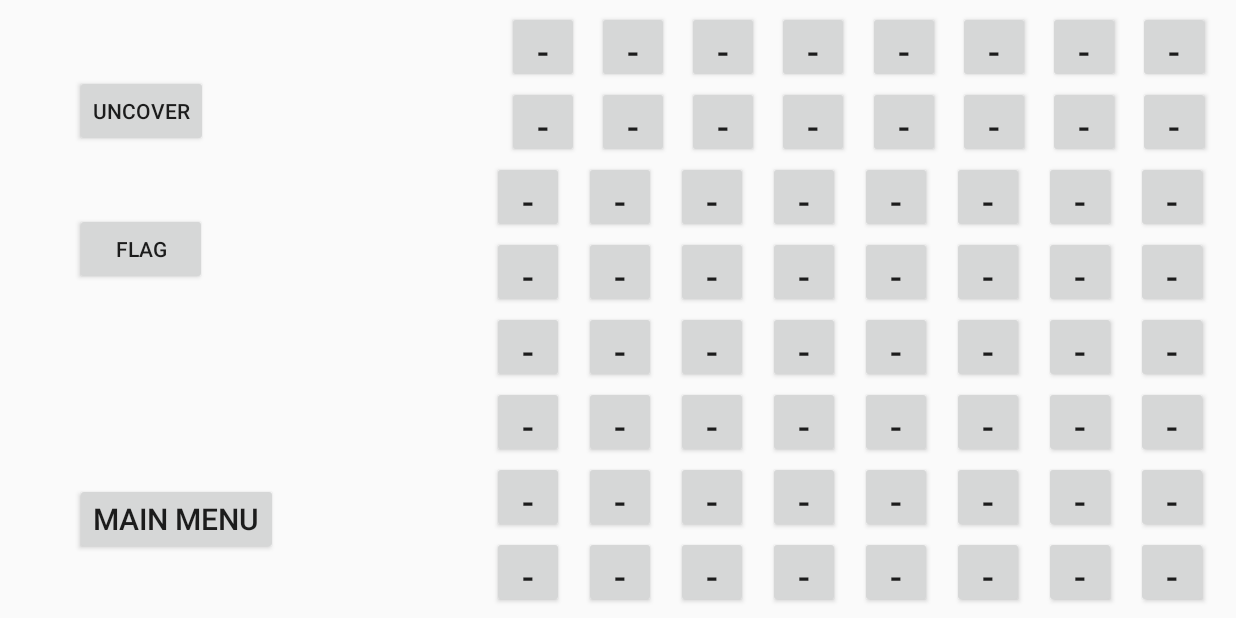
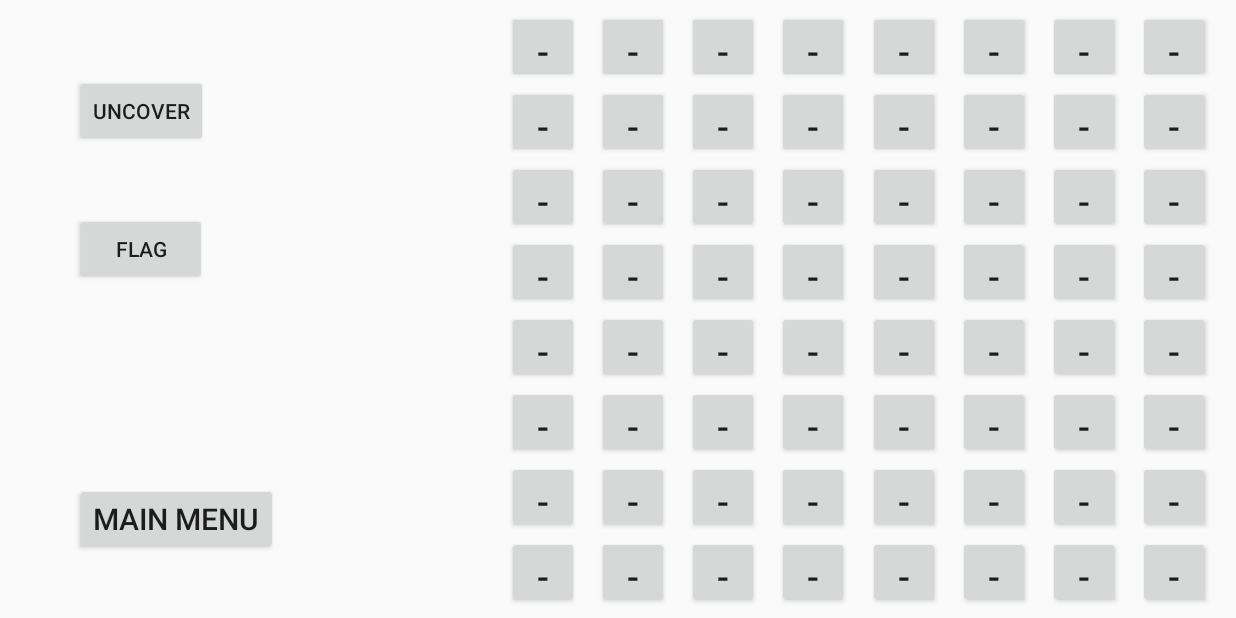
Before and after one commit to joeandr802/JoeFreyjaVCUCMSC355, an Android app: the Play screen opened directly, with no data from a screen before it, on a phone screen of 824 x 412 dp (held sideways). Run offline under Robolectric (Android 15) with nearby library versions, the phone set to English and light mode, and no system bars.

Commit message:
Fixed constraints; solved an arrayOutOfBounds crash and an infinite recursion crash.

```diff
--- a/app/src/main/res/layout/activity_play.xml
+++ b/app/src/main/res/layout/activity_play.xml
@@ -14,6 +14,7 @@
         android:layout_marginTop="2dp"
         android:text="-"
         android:textSize="24sp"
+        app:layout_constraintBottom_toTopOf="@+id/tile46"
         app:layout_constraintEnd_toStartOf="@+id/tile55"
         app:layout_constraintStart_toEndOf="@+id/tile35"
         app:layout_constraintTop_toBottomOf="@+id/tile44" />
@@ -26,6 +27,7 @@
         android:layout_marginTop="2dp"
         android:text="-"
         android:textSize="24sp"
+        app:layout_constraintBottom_toTopOf="@+id/tile56"
         app:layout_constraintEnd_toStartOf="@+id/tile65"
         app:layout_constraintStart_toEndOf="@+id/tile45"
         app:layout_constraintTop_toBottomOf="@+id/tile54" />
@@ -39,6 +41,7 @@
         android:layout_marginEnd="7dp"
         android:text="-"
         android:textSize="24sp"
+        app:layout_constraintBottom_toTopOf="@+id/tile76"
         app:layout_constraintEnd_toEndOf="parent"
         app:layout_constraintStart_toEndOf="@+id/tile65"
         app:layout_constraintTop_toBottomOf="@+id/tile74" />
@@ -51,6 +54,7 @@
         android:layout_marginTop="2dp"
         android:text="-"
         android:textSize="24sp"
+        app:layout_constraintBottom_toTopOf="@+id/tile47"
         app:layout_constraintEnd_toStartOf="@+id/tile56"
         app:layout_constraintStart_toEndOf="@+id/tile36"
         app:layout_constraintTop_toBottomOf="@+id/tile45" />
@@ -63,6 +67,7 @@
         android:layout_marginTop="2dp"
         android:text="-"
         android:textSize="24sp"
+        app:layout_constraintBottom_toTopOf="@+id/tile57"
         app:layout_constraintEnd_toStartOf="@+id/tile66"
         app:layout_constraintStart_toEndOf="@+id/tile46"
         app:layout_constraintTop_toBottomOf="@+id/tile55" />
@@ -76,6 +81,7 @@
         android:layout_marginEnd="7dp"
         android:text="-"
         android:textSize="24sp"
+        app:layout_constraintBottom_toTopOf="@+id/tile77"
         app:layout_constraintEnd_toEndOf="parent"
         app:layout_constraintStart_toEndOf="@+id/tile66"
         app:layout_constraintTop_toBottomOf="@+id/tile75" />
@@ -115,8 +121,10 @@
         android:layout_marginStart="2dp"
         android:layout_marginTop="2dp"
         android:layout_marginEnd="7dp"
+        android:layout_marginBottom="7dp"
         android:text="-"
         android:textSize="24sp"
+        app:layout_constraintBottom_toBottomOf="parent"
         app:layout_constraintEnd_toEndOf="parent"
         app:layout_constraintStart_toEndOf="@+id/tile67"
         app:layout_constraintTop_toBottomOf="@+id/tile76" />
@@ -169,8 +177,10 @@
         android:layout_height="48dp"
         android:layout_marginStart="2dp"
         android:layout_marginTop="2dp"
+        android:layout_marginBottom="7dp"
         android:text="-"
         android:textSize="24sp"
+        app:layout_constraintBottom_toBottomOf="parent"
         app:layout_constraintEnd_toStartOf="@+id/tile77"
         app:layout_constraintStart_toEndOf="@+id/tile57"
         app:layout_constraintTop_toBottomOf="@+id/tile66" />
@@ -183,6 +193,7 @@
         android:layout_marginTop="2dp"
         android:text="-"
         android:textSize="24sp"
+        app:layout_constraintBottom_toTopOf="@+id/tile37"
         app:layout_constraintEnd_toStartOf="@+id/tile46"
         app:layout_constraintStart_toEndOf="@+id/tile26"
         app:layout_constraintTop_toBottomOf="@+id/tile35" />
@@ -195,6 +206,7 @@
         android:layout_marginTop="2dp"
         android:text="-"
         android:textSize="24sp"
+        app:layout_constraintBottom_toTopOf="@+id/tile27"
         app:layout_constraintEnd_toStartOf="@+id/tile36"
         app:layout_constraintStart_toEndOf="@+id/tile16"
         app:layout_constraintTop_toBottomOf="@+id/tile25" />
@@ -207,6 +219,7 @@
         android:layout_marginTop="2dp"
         android:text="-"
         android:textSize="24sp"
+        app:layout_constraintBottom_toTopOf="@+id/tile17"
         app:layout_constraintEnd_toStartOf="@+id/tile26"
         app:layout_constraintStart_toEndOf="@+id/tile06"
         app:layout_constraintTop_toBottomOf="@+id/tile15" />
@@ -219,6 +232,7 @@
         android:layout_marginTop="2dp"
         android:text="-"
         android:textSize="24sp"
+        app:layout_constraintBottom_toTopOf="@+id/tile67"
         app:layout_constraintEnd_toStartOf="@+id/tile76"
         app:layout_constraintStart_toEndOf="@+id/tile56"
         app:layout_constraintTop_toBottomOf="@+id/tile65" />
@@ -231,6 +245,7 @@
         android:layout_marginTop="2dp"
         android:text="-"
         android:textSize="24sp"
+        app:layout_constraintBottom_toTopOf="@+id/tile36"
         app:layout_constraintEnd_toStartOf="@+id/tile45"
         app:layout_constraintStart_toEndOf="@+id/tile25"
         app:layout_constraintTop_toBottomOf="@+id/tile34" />
@@ -243,6 +258,7 @@
         android:layout_marginTop="2dp"
         android:text="-"
         android:textSize="24sp"
+        app:layout_constraintBottom_toTopOf="@+id/tile26"
         app:layout_constraintEnd_toStartOf="@+id/tile35"
         app:layout_constraintStart_toEndOf="@+id/tile15"
         app:layout_constraintTop_toBottomOf="@+id/tile24" />
@@ -255,6 +271,7 @@
         android:layout_marginTop="2dp"
         android:text="-"
         android:textSize="24sp"
+        app:layout_constraintBottom_toTopOf="@+id/tile16"
         app:layout_constraintEnd_toStartOf="@+id/tile25"
         app:layout_constraintStart_toEndOf="@+id/tile05"
         app:layout_constraintTop_toBottomOf="@+id/tile14" />
@@ -267,6 +284,7 @@
         android:layout_marginTop="2dp"
         android:text="-"
         android:textSize="24sp"
+        app:layout_constraintBottom_toTopOf="@+id/tile66"
         app:layout_constraintEnd_toStartOf="@+id/tile75"
         app:layout_constraintStart_toEndOf="@+id/tile55"
         app:layout_constraintTop_toBottomOf="@+id/tile64" />
@@ -279,6 +297,7 @@
         android:layout_marginTop="2dp"
         android:text="-"
         android:textSize="24sp"
+        app:layout_constraintBottom_toTopOf="@+id/tile45"
         app:layout_constraintEnd_toStartOf="@+id/tile54"
         app:layout_constraintStart_toEndOf="@+id/tile34"
         app:layout_constraintTop_toBottomOf="@+id/tile43" />
@@ -291,6 +310,7 @@
         android:layout_marginTop="2dp"
         android:text="-"
         android:textSize="24sp"
+        app:layout_constraintBottom_toTopOf="@+id/tile55"
         app:layout_constraintEnd_toStartOf="@+id/tile64"
         app:layout_constraintStart_toEndOf="@+id/tile44"
         app:layout_constraintTop_toBottomOf="@+id/tile53" />
@@ -304,6 +324,7 @@
         android:layout_marginEnd="7dp"
         android:text="-"
         android:textSize="24sp"
+        app:layout_constraintBottom_toTopOf="@+id/tile75"
         app:layout_constraintEnd_toEndOf="parent"
         app:layout_constraintStart_toEndOf="@+id/tile64"
         app:layout_constraintTop_toBottomOf="@+id/tile73" />
@@ -316,6 +337,7 @@
         android:layout_marginTop="2dp"
         android:text="-"
         android:textSize="24sp"
+        app:layout_constraintBottom_toTopOf="@+id/tile35"
         app:layout_constraintEnd_toStartOf="@+id/tile44"
         app:layout_constraintStart_toEndOf="@+id/tile24"
         app:layout_constraintTop_toBottomOf="@+id/tile33" />
@@ -328,6 +350,7 @@
         android:layout_marginTop="2dp"
         android:text="-"
         android:textSize="24sp"
+        app:layout_constraintBottom_toTopOf="@+id/tile25"
         app:layout_constraintEnd_toStartOf="@+id/tile34"
         app:layout_constraintStart_toEndOf="@+id/tile14"
         app:layout_constraintTop_toBottomOf="@+id/tile23" />
@@ -340,6 +363,7 @@
         android:layout_marginTop="2dp"
         android:text="-"
         android:textSize="24sp"
+        app:layout_constraintBottom_toTopOf="@+id/tile15"
         app:layout_constraintEnd_toStartOf="@+id/tile24"
         app:layout_constraintStart_toEndOf="@+id/tile04"
         app:layout_constraintTop_toBottomOf="@+id/tile13" />
@@ -352,6 +376,7 @@
         android:layout_marginTop="2dp"
         android:text="-"
         android:textSize="24sp"
+        app:layout_constraintBottom_toTopOf="@+id/tile65"
         app:layout_constraintEnd_toStartOf="@+id/tile74"
         app:layout_constraintStart_toEndOf="@+id/tile54"
         app:layout_constraintTop_toBottomOf="@+id/tile63" />
@@ -364,6 +389,7 @@
         android:layout_marginTop="2dp"
         android:text="-"
         android:textSize="24sp"
+        app:layout_constraintBottom_toTopOf="@+id/tile44"
         app:layout_constraintEnd_toStartOf="@+id/tile53"
         app:layout_constraintStart_toEndOf="@+id/tile33"
         app:layout_constraintTop_toBottomOf="@+id/tile42" />
@@ -376,6 +402,7 @@
         android:layout_marginTop="2dp"
         android:text="-"
         android:textSize="24sp"
+        app:layout_constraintBottom_toTopOf="@+id/tile54"
         app:layout_constraintEnd_toStartOf="@+id/tile63"
         app:layout_constraintStart_toEndOf="@+id/tile43"
         app:layout_constraintTop_toBottomOf="@+id/tile52" />
@@ -389,6 +416,7 @@
         android:layout_marginEnd="7dp"
         android:text="-"
         android:textSize="24sp"
+        app:layout_constraintBottom_toTopOf="@+id/tile74"
         app:layout_constraintEnd_toEndOf="parent"
         app:layout_constraintStart_toEndOf="@+id/tile63"
         app:layout_constraintTop_toBottomOf="@+id/tile72" />
@@ -401,6 +429,7 @@
         android:layout_marginTop="2dp"
         android:text="-"
         android:textSize="24sp"
+        app:layout_constraintBottom_toTopOf="@+id/tile34"
         app:layout_constraintEnd_toStartOf="@+id/tile43"
         app:layout_constraintStart_toEndOf="@+id/tile23"
         app:layout_constraintTop_toBottomOf="@+id/tile32" />
@@ -413,6 +442,7 @@
         android:layout_marginTop="2dp"
         android:text="-"
         android:textSize="24sp"
+        app:layout_constraintBottom_toTopOf="@+id/tile24"
         app:layout_constraintEnd_toStartOf="@+id/tile33"
         app:layout_constraintStart_toEndOf="@+id/tile13"
         app:layout_constraintTop_toBottomOf="@+id/tile22" />
@@ -425,6 +455,7 @@
         android:layout_marginTop="2dp"
         android:text="-"
         android:textSize="24sp"
+        app:layout_constraintBottom_toTopOf="@+id/tile14"
         app:layout_constraintEnd_toStartOf="@+id/tile23"
         app:layout_constraintStart_toEndOf="@+id/tile03"
         app:layout_constraintTop_toBottomOf="@+id/tile12" />
@@ -437,6 +468,7 @@
         android:layout_marginTop="2dp"
         android:text="-"
         android:textSize="24sp"
+        app:layout_constraintBottom_toTopOf="@+id/tile64"
         app:layout_constraintEnd_toStartOf="@+id/tile73"
         app:layout_constraintStart_toEndOf="@+id/tile53"
         app:layout_constraintTop_toBottomOf="@+id/tile62" />
@@ -449,6 +481,7 @@
         android:layout_marginTop="2dp"
         android:text="-"
         android:textSize="24sp"
+        app:layout_constraintBottom_toTopOf="@+id/tile43"
         app:layout_constraintEnd_toStartOf="@+id/tile52"
         app:layout_constraintStart_toEndOf="@+id/tile32"
         app:layout_constraintTop_toBottomOf="@+id/tile41" />
@@ -461,6 +494,7 @@
         android:layout_marginTop="2dp"
         android:text="-"
         android:textSize="24sp"
+        app:layout_constraintBottom_toTopOf="@+id/tile53"
         app:layout_constraintEnd_toStartOf="@+id/tile62"
         app:layout_constraintStart_toEndOf="@+id/tile42"
         app:layout_constraintTop_toBottomOf="@+id/tile51" />
@@ -474,6 +508,7 @@
         android:layout_marginEnd="7dp"
         android:text="-"
         android:textSize="24sp"
+        app:layout_constraintBottom_toTopOf="@+id/tile73"
         app:layout_constraintEnd_toEndOf="parent"
         app:layout_constraintStart_toEndOf="@+id/tile62"
         app:layout_constraintTop_toBottomOf="@+id/tile71" />
@@ -486,6 +521,7 @@
         android:layout_marginTop="2dp"
         android:text="-"
         android:textSize="24sp"
+        app:layout_constraintBottom_toTopOf="@+id/tile33"
         app:layout_constraintEnd_toStartOf="@+id/tile42"
         app:layout_constraintStart_toEndOf="@+id/tile22"
         app:layout_constraintTop_toBottomOf="@+id/tile31" />
@@ -498,6 +534,7 @@
         android:layout_marginTop="2dp"
         android:text="-"
         android:textSize="24sp"
+        app:layout_constraintBottom_toTopOf="@+id/tile23"
         app:layout_constraintEnd_toStartOf="@+id/tile32"
         app:layout_constraintStart_toEndOf="@+id/tile12"
         app:layout_constraintTop_toBottomOf="@+id/tile21" />
@@ -510,6 +547,7 @@
         android:layout_marginTop="2dp"
         android:text="-"
         android:textSize="24sp"
+        app:layout_constraintBottom_toTopOf="@+id/tile13"
         app:layout_constraintEnd_toStartOf="@+id/tile22"
         app:layout_constraintStart_toEndOf="@+id/tile02"
         app:layout_constraintTop_toBottomOf="@+id/tile11" />
@@ -522,6 +560,7 @@
         android:layout_marginTop="2dp"
         android:text="-"
         android:textSize="24sp"
+        app:layout_constraintBottom_toTopOf="@+id/tile63"
         app:layout_constraintEnd_toStartOf="@+id/tile72"
         app:layout_constraintStart_toEndOf="@+id/tile52"
         app:layout_constraintTop_toBottomOf="@+id/tile61" />
@@ -535,6 +574,7 @@
         android:layout_marginEnd="7dp"
         android:text="-"
         android:textSize="24sp"
+        app:layout_constraintBottom_toTopOf="@+id/tile72"
         app:layout_constraintEnd_toEndOf="parent"
         app:layout_constraintStart_toEndOf="@+id/tile61"
         app:layout_constraintTop_toBottomOf="@+id/tile70" />
@@ -547,6 +587,7 @@
         android:layout_marginTop="2dp"
         android:text="-"
         android:textSize="24sp"
+        app:layout_constraintBottom_toTopOf="@+id/tile62"
         app:layout_constraintEnd_toStartOf="@+id/tile71"
         app:layout_constraintStart_toEndOf="@+id/tile51"
         app:layout_constraintTop_toBottomOf="@+id/tile60" />
@@ -559,6 +600,7 @@
         android:layout_marginTop="2dp"
         android:text="-"
         android:textSize="24sp"
+        app:layout_constraintBottom_toTopOf="@+id/tile52"
         app:layout_constraintEnd_toStartOf="@+id/tile61"
         app:layout_constraintStart_toEndOf="@+id/tile41"
         app:layout_constraintTop_toBottomOf="@+id/tile50" />
@@ -571,6 +613,7 @@
         android:layout_marginTop="2dp"
         android:text="-"
         android:textSize="24sp"
+        app:layout_constraintBottom_toTopOf="@+id/tile42"
         app:layout_constraintEnd_toStartOf="@+id/tile51"
         app:layout_constraintStart_toEndOf="@+id/tile31"
         app:layout_constraintTop_toBottomOf="@+id/tile40" />
@@ -583,6 +626,7 @@
         android:layout_marginTop="2dp"
         android:text="-"
         android:textSize="24sp"
+        app:layout_constraintBottom_toTopOf="@+id/tile32"
         app:layout_constraintEnd_toStartOf="@+id/tile41"
         app:layout_constraintStart_toEndOf="@+id/tile21"
         app:layout_constraintTop_toBottomOf="@+id/tile30" />
@@ -595,6 +639,7 @@
         android:layout_marginTop="2dp"
         android:text="-"
         android:textSize="24sp"
+        app:layout_constraintBottom_toTopOf="@+id/tile22"
         app:layout_constraintEnd_toStartOf="@+id/tile31"
         app:layout_constraintStart_toEndOf="@+id/tile11"
         app:layout_constraintTop_toBottomOf="@+id/tile20" />
@@ -607,6 +652,7 @@
         android:layout_marginTop="2dp"
         android:text="-"
         android:textSize="24sp"
+        app:layout_constraintBottom_toTopOf="@+id/tile12"
         app:layout_constraintEnd_toStartOf="@+id/tile21"
         app:layout_constraintStart_toEndOf="@+id/tile01"
         app:layout_constraintTop_toBottomOf="@+id/tile10" />
@@ -673,6 +719,7 @@
         android:text="-"
         android:textSize="24sp"
         app:layout_constraintBottom_toTopOf="@+id/tile07"
+        app:layout_constraintEnd_toStartOf="@+id/tile16"
         app:layout_constraintStart_toEndOf="@+id/flagOff"
         app:layout_constraintTop_toBottomOf="@+id/tile05" />
 
@@ -686,6 +733,7 @@
         android:text="-"
         android:textSize="24sp"
         app:layout_constraintBottom_toBottomOf="parent"
+        app:layout_constraintEnd_toStartOf="@+id/tile17"
         app:layout_constraintStart_toEndOf="@+id/flagOff"
         app:layout_constraintTop_toBottomOf="@+id/tile06" />
 
@@ -698,6 +746,7 @@
         android:text="-"
         android:textSize="24sp"
         app:layout_constraintBottom_toTopOf="@+id/tile06"
+        app:layout_constraintEnd_toStartOf="@+id/tile15"
         app:layout_constraintStart_toEndOf="@+id/flagOff"
         app:layout_constraintTop_toBottomOf="@+id/tile04" />
 
@@ -710,6 +759,7 @@
         android:text="-"
         android:textSize="24sp"
         app:layout_constraintBottom_toTopOf="@+id/tile05"
+        app:layout_constraintEnd_toStartOf="@+id/tile14"
         app:layout_constraintStart_toEndOf="@+id/flagOff"
         app:layout_constraintTop_toBottomOf="@+id/tile03" />
 
@@ -834,6 +884,7 @@
         android:text="-"
         android:textSize="24sp"
         app:layout_constraintBottom_toTopOf="@+id/tile03"
+        app:layout_constraintEnd_toStartOf="@+id/tile12"
         app:layout_constraintStart_toEndOf="@+id/flagOff"
         app:layout_constraintTop_toBottomOf="@+id/tile01" />
 
@@ -846,6 +897,7 @@
         android:text="-"
         android:textSize="24sp"
         app:layout_constraintBottom_toTopOf="@+id/tile04"
+        app:layout_constraintEnd_toStartOf="@+id/tile13"
         app:layout_constraintStart_toEndOf="@+id/flagOff"
         app:layout_constraintTop_toBottomOf="@+id/tile02" />
 </androidx.constraintlayout.widget.ConstraintLayout>
```
Also changed, not shown: app/src/main/java/com/example/mineweper/Play.java (+40 -13 lines).
